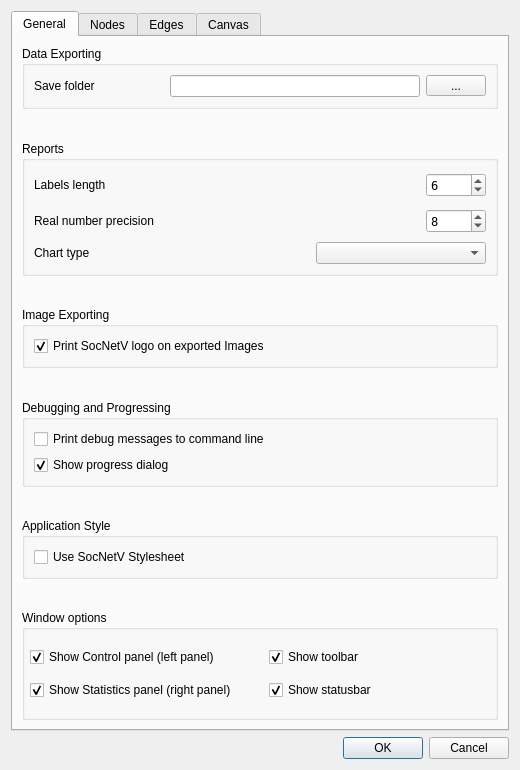
Qt form src/forms/dialogsettings.ui (socnetv/app) before a commit.
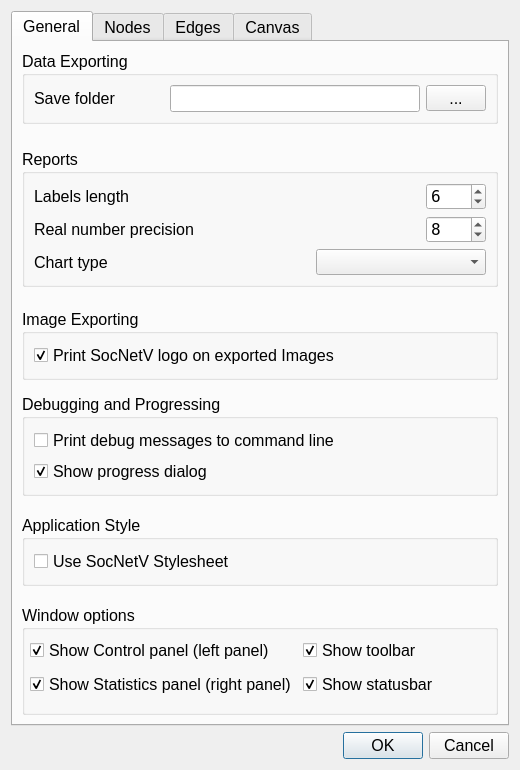
The same form after that commit.

Commit message: started v2.8 dev. Fixed some font sizes in dialogs (MacOS)

```diff
--- a/src/forms/dialogsettings.ui
+++ b/src/forms/dialogsettings.ui
@@ -42,7 +42,7 @@
      <property name="font">
       <font>
        <family>MS Shell Dlg 2</family>
-       <pointsize>9</pointsize>
+       <pointsize>12</pointsize>
       </font>
      </property>
      <property name="currentIndex">
@@ -61,6 +61,12 @@
            <height>0</height>
           </size>
          </property>
+         <property name="font">
+          <font>
+           <family>MS Shell Dlg 2</family>
+           <pointsize>12</pointsize>
+          </font>
+         </property>
          <property name="title">
           <string>Data Exporting</string>
          </property>
@@ -69,6 +75,12 @@
            <layout class="QHBoxLayout" name="horizontalLayout">
             <item>
              <widget class="QLabel" name="label">
+              <property name="font">
+               <font>
+                <family>MS Shell Dlg 2</family>
+                <pointsize>12</pointsize>
+               </font>
+              </property>
               <property name="toolTip">
                <string>&lt;html&gt;&lt;head/&gt;&lt;body&gt;&lt;p&gt;&lt;span style=&quot; font-weight:600;&quot;&gt;Default Save / Export folder &lt;/span&gt;&lt;/p&gt;&lt;p&gt;Click the small button on the far right corner to select a folder, where all SocNetV files and reports will be saved by default. &lt;/p&gt;&lt;p&gt;This is a permanent setting. Once you press OK, it will be saved and will be the default of the application every time you run SocNetV - until you change it again.&lt;/p&gt;&lt;/body&gt;&lt;/html&gt;</string>
               </property>
@@ -79,6 +91,12 @@
             </item>
             <item>
              <spacer name="horizontalSpacer">
+              <property name="font">
+               <font>
+                <family>MS Shell Dlg 2</family>
+                <pointsize>12</pointsize>
+               </font>
+              </property>
               <property name="orientation">
                <enum>Qt::Horizontal</enum>
               </property>
@@ -98,6 +116,12 @@
                 <height>0</height>
                </size>
               </property>
+              <property name="font">
+               <font>
+                <family>MS Shell Dlg 2</family>
+                <pointsize>12</pointsize>
+               </font>
+              </property>
               <property name="toolTip">
                <string>&lt;html&gt;&lt;head/&gt;&lt;body&gt;&lt;p&gt;&lt;span style=&quot; font-weight:600;&quot;&gt;Default Save / Export folder &lt;/span&gt;&lt;/p&gt;&lt;p&gt;This is the path of the folder where all SocNetV files and reports will be saved. &lt;/p&gt;&lt;p&gt;Click the button on the right to select a new folder. &lt;/p&gt;&lt;p&gt;If the folder does not exist, it wil be created.&lt;/p&gt;&lt;p&gt;This is a permanent setting. Once you press OK, it will be saved and will be the default of the application every time you run SocNetV - until you change it again.&lt;/p&gt;&lt;/body&gt;&lt;/html&gt;</string>
               </property>
@@ -114,6 +138,12 @@
                 <height>0</height>
                </size>
               </property>
+              <property name="font">
+               <font>
+                <family>MS Shell Dlg 2</family>
+                <pointsize>12</pointsize>
+               </font>
+              </property>
               <property name="cursor">
                <cursorShape>PointingHandCursor</cursorShape>
               </property>
@@ -135,6 +165,12 @@
        </item>
        <item row="1" column="0">
         <spacer name="verticalSpacer_7">
+         <property name="font">
+          <font>
+           <family>MS Shell Dlg 2</family>
+           <pointsize>12</pointsize>
+          </font>
+         </property>
          <property name="orientation">
           <enum>Qt::Vertical</enum>
          </property>
@@ -154,6 +190,12 @@
            <height>118</height>
           </size>
          </property>
+         <property name="font">
+          <font>
+           <family>MS Shell Dlg 2</family>
+           <pointsize>12</pointsize>
+          </font>
+         </property>
          <property name="title">
           <string>Reports</string>
          </property>
@@ -174,6 +216,12 @@
                 <height>16777215</height>
                </size>
               </property>
+              <property name="font">
+               <font>
+                <family>MS Shell Dlg 2</family>
+                <pointsize>12</pointsize>
+               </font>
+              </property>
               <property name="toolTip">
                <string>&lt;html&gt;&lt;head/&gt;&lt;body&gt;&lt;p&gt;&lt;span style=&quot; font-weight:600;&quot;&gt;Label Length&lt;/span&gt;&lt;/p&gt;&lt;p&gt;Change the length of labels &lt;span style=&quot; font-style:italic;&quot;&gt;in reports&lt;/span&gt;. Use the spin box to the right to change the number of digits SocNetV should write when generating reports with labels, i.e. node labels in centrality reports.&lt;/p&gt;&lt;p&gt;The length cannot be a negative value. The default value is 10.&lt;/p&gt;&lt;p&gt;This is a permanent setting. Once you press OK, it will be saved and used in all future SocNetV sessions as default node number size.&lt;/p&gt;&lt;/body&gt;&lt;/html&gt;</string>
               </property>
@@ -184,6 +232,12 @@
             </item>
             <item>
              <spacer name="horizontalSpacer_25">
+              <property name="font">
+               <font>
+                <family>MS Shell Dlg 2</family>
+                <pointsize>12</pointsize>
+               </font>
+              </property>
               <property name="orientation">
                <enum>Qt::Horizontal</enum>
               </property>
@@ -212,7 +266,7 @@
               <property name="font">
                <font>
                 <family>DejaVu Sans Mono</family>
-                <pointsize>9</pointsize>
+                <pointsize>12</pointsize>
                </font>
               </property>
               <property name="cursor">
@@ -244,6 +298,12 @@
                 <height>16777215</height>
                </size>
               </property>
+              <property name="font">
+               <font>
+                <family>MS Shell Dlg 2</family>
+                <pointsize>12</pointsize>
+               </font>
+              </property>
               <property name="toolTip">
                <string>&lt;html&gt;&lt;head/&gt;&lt;body&gt;&lt;p&gt;&lt;span style=&quot; font-weight:600;&quot;&gt;Real Number Precision&lt;/span&gt;&lt;/p&gt;&lt;p&gt;Change the precision of real numbers &lt;span style=&quot; font-style:italic;&quot;&gt;in reports&lt;/span&gt;. Use the spin box on the right to select a new precision namely  the number of fraction digits SocNetV should write when generating reports with real numbers, i.e. centrality reports..&lt;/p&gt;&lt;p&gt;The precision cannot be a negative value. The default value is 6.&lt;/p&gt;&lt;p&gt;This is a permanent setting. Once you press OK, it will be saved and used in all future SocNetV sessions as default node number size.&lt;/p&gt;&lt;/body&gt;&lt;/html&gt;</string>
               </property>
@@ -254,6 +314,12 @@
             </item>
             <item>
              <spacer name="horizontalSpacer_26">
+              <property name="font">
+               <font>
+                <family>MS Shell Dlg 2</family>
+                <pointsize>12</pointsize>
+               </font>
+              </property>
               <property name="orientation">
                <enum>Qt::Horizontal</enum>
               </property>
@@ -282,7 +348,7 @@
               <property name="font">
                <font>
                 <family>DejaVu Sans Mono</family>
-                <pointsize>9</pointsize>
+                <pointsize>12</pointsize>
                </font>
               </property>
               <property name="cursor">
@@ -302,6 +368,12 @@
            <layout class="QHBoxLayout" name="horizontalLayout_27">
             <item>
              <widget class="QLabel" name="label_25">
+              <property name="font">
+               <font>
+                <family>MS Shell Dlg 2</family>
+                <pointsize>12</pointsize>
+               </font>
+              </property>
               <property name="toolTip">
                <string>&lt;html&gt;&lt;head/&gt;&lt;body&gt;&lt;p&gt;&lt;span style=&quot; font-family:'Sans Serif'; font-size:9pt; font-weight:600;&quot;&gt;Chart Type&lt;/span&gt;&lt;/p&gt;&lt;p&gt;&lt;br/&gt;&lt;/p&gt;&lt;p&gt;&lt;span style=&quot; font-family:'DejaVu Sans'; font-size:10pt;&quot;&gt;This is the chart type that is used in reports, i.e. to plot the distribution of a prominence index, such as Degree Centrality.&lt;/span&gt;&lt;/p&gt;&lt;p&gt;&lt;br/&gt;&lt;/p&gt;&lt;p&gt;&lt;span style=&quot; font-family:'DejaVu Sans'; font-size:10pt;&quot;&gt;Use the select box on the right to select a chart type.&lt;/span&gt;&lt;/p&gt;&lt;p&gt;&lt;br/&gt;&lt;/p&gt;&lt;p&gt;&lt;span style=&quot; font-family:'DejaVu Sans'; font-size:10pt;&quot;&gt;SocNetV supports the following chart types:&lt;/span&gt;&lt;/p&gt;&lt;p&gt;&lt;span style=&quot; font-family:'DejaVu Sans'; font-size:10pt;&quot;&gt;- Spline charts, which present data as a series of data points connected by lines. &lt;/span&gt;&lt;/p&gt;&lt;p&gt;&lt;span style=&quot; font-family:'DejaVu Sans'; font-size:10pt;&quot;&gt;- Area charts, which present data as an area bound by two lines.&lt;/span&gt;&lt;/p&gt;&lt;p&gt;&lt;span style=&quot; font-family:'DejaVu Sans'; font-size:10pt;&quot;&gt;- Bar charts, which present data as vertical bars. &lt;/span&gt;&lt;/p&gt;&lt;/body&gt;&lt;/html&gt;</string>
               </property>
@@ -315,7 +387,7 @@
               <property name="font">
                <font>
                 <family>DejaVu Sans</family>
-                <pointsize>11</pointsize>
+                <pointsize>12</pointsize>
                </font>
               </property>
               <property name="orientation">
@@ -343,6 +415,12 @@
                 <height>0</height>
                </size>
               </property>
+              <property name="font">
+               <font>
+                <family>MS Shell Dlg 2</family>
+                <pointsize>12</pointsize>
+               </font>
+              </property>
               <property name="toolTip">
                <string>&lt;!DOCTYPE HTML PUBLIC &quot;-//W3C//DTD HTML 4.0//EN&quot; &quot;http://www.w3.org/TR/REC-html40/strict.dtd&quot;&gt;
 &lt;html&gt;&lt;head&gt;&lt;meta name=&quot;qrichtext&quot; content=&quot;1&quot; /&gt;&lt;style type=&quot;text/css&quot;&gt;
@@ -366,6 +444,12 @@
        </item>
        <item row="3" column="0">
         <spacer name="verticalSpacer_3">
+         <property name="font">
+          <font>
+           <family>MS Shell Dlg 2</family>
+           <pointsize>12</pointsize>
+          </font>
+         </property>
          <property name="orientation">
           <enum>Qt::Vertical</enum>
          </property>
@@ -385,12 +469,24 @@
            <height>0</height>
           </size>
          </property>
+         <property name="font">
+          <font>
+           <family>MS Shell Dlg 2</family>
+           <pointsize>12</pointsize>
+          </font>
+         </property>
          <property name="title">
           <string>Image Exporting</string>
          </property>
          <layout class="QVBoxLayout" name="verticalLayout_7">
           <item>
            <widget class="QCheckBox" name="printLogoChkBox">
+            <property name="font">
+             <font>
+              <family>MS Shell Dlg 2</family>
+              <pointsize>12</pointsize>
+             </font>
+            </property>
             <property name="toolTip">
              <string>&lt;html&gt;&lt;head/&gt;&lt;body&gt;&lt;p&gt;&lt;span style=&quot; font-weight:600;&quot;&gt;SocNetV logo on exported images&lt;/span&gt;&lt;/p&gt;&lt;p&gt;Enable or disable the printing of a small SocNetV logo on exported PNG and BMP network images &lt;/p&gt;&lt;p&gt;This is a permanent setting, it will be the default of the application every time you run SocNetV. &lt;/p&gt;&lt;/body&gt;&lt;/html&gt;</string>
             </property>
@@ -413,6 +509,12 @@
        </item>
        <item row="5" column="0">
         <spacer name="verticalSpacer_5">
+         <property name="font">
+          <font>
+           <family>MS Shell Dlg 2</family>
+           <pointsize>12</pointsize>
+          </font>
+         </property>
          <property name="orientation">
           <enum>Qt::Vertical</enum>
          </property>
@@ -432,12 +534,24 @@
            <height>0</height>
           </size>
          </property>
+         <property name="font">
+          <font>
+           <family>MS Shell Dlg 2</family>
+           <pointsize>12</pointsize>
+          </font>
+         </property>
          <property name="title">
           <string>Debugging and Progressing</string>
          </property>
          <layout class="QVBoxLayout" name="verticalLayout_6">
           <item>
            <widget class="QCheckBox" name="printDebugChkBox">
+            <property name="font">
+             <font>
+              <family>MS Shell Dlg 2</family>
+              <pointsize>12</pointsize>
+             </font>
+            </property>
             <property name="toolTip">
              <string>&lt;html&gt;&lt;head/&gt;&lt;body&gt;&lt;p&gt;&lt;span style=&quot; font-weight:600;&quot;&gt;Debug Messages&lt;/span&gt;&lt;/p&gt;&lt;p&gt;Enable or disable debug messages to strerr. &lt;/p&gt;&lt;p&gt;Once you enable this and press OK, you must close and run SocNetV again from the command line / terminal, in order to see the debug messages.&lt;/p&gt;&lt;p&gt;Enabling has a significant cpu cost but lets you know what SocNetV is actually doing.&lt;/p&gt;&lt;p&gt;This is a permanent setting. Once you press OK, it will be saved and will be the default of the application every time you run SocNetV - until you change it again.&lt;/p&gt;&lt;/body&gt;&lt;/html&gt;</string>
             </property>
@@ -454,6 +568,12 @@
           </item>
           <item>
            <widget class="QCheckBox" name="progressDialogChkBox">
+            <property name="font">
+             <font>
+              <family>MS Shell Dlg 2</family>
+              <pointsize>12</pointsize>
+             </font>
+            </property>
             <property name="toolTip">
              <string>&lt;html&gt;&lt;head/&gt;&lt;body&gt;&lt;p&gt;&lt;span style=&quot; font-weight:600;&quot;&gt;Progress Bars&lt;/span&gt;&lt;/p&gt;&lt;p&gt;Enable or disable the application Progress Bars.&lt;/p&gt;&lt;p&gt;Progress Bars may appear during time-cost operations. &lt;/p&gt;&lt;p&gt;Enabling Progress Bars has a significant cpu cost but lets you know about the progress of a given operation.&lt;/p&gt;&lt;p&gt;This is a permanent setting. Once you press OK, it will be saved and will be the default of the application every time you run SocNetV - until you change it again.&lt;/p&gt;&lt;/body&gt;&lt;/html&gt;</string>
             </property>
@@ -476,6 +596,12 @@
        </item>
        <item row="7" column="0">
         <spacer name="verticalSpacer_4">
+         <property name="font">
+          <font>
+           <family>MS Shell Dlg 2</family>
+           <pointsize>12</pointsize>
+          </font>
+         </property>
          <property name="orientation">
           <enum>Qt::Vertical</enum>
          </property>
@@ -501,12 +627,24 @@
            <height>0</height>
           </size>
          </property>
+         <property name="font">
+          <font>
+           <family>MS Shell Dlg 2</family>
+           <pointsize>12</pointsize>
+          </font>
+         </property>
          <property name="title">
           <string>Application Style</string>
          </property>
          <layout class="QVBoxLayout" name="verticalLayout_8">
           <item>
            <widget class="QCheckBox" name="stylesheetDefaultChkBox">
+            <property name="font">
+             <font>
+              <family>MS Shell Dlg 2</family>
+              <pointsize>12</pointsize>
+             </font>
+            </property>
             <property name="toolTip">
              <string>&lt;html&gt;&lt;head/&gt;&lt;body&gt;&lt;p&gt;&lt;span style=&quot; font-weight:600;&quot;&gt;Debug Messages&lt;/span&gt;&lt;/p&gt;&lt;p&gt;Enable or disable debug messages to strerr. &lt;/p&gt;&lt;p&gt;Once you enable this and press OK, you must close and run SocNetV again from the command line / terminal, in order to see the debug messages.&lt;/p&gt;&lt;p&gt;Enabling has a significant cpu cost but lets you know what SocNetV is actually doing.&lt;/p&gt;&lt;p&gt;This is a permanent setting. Once you press OK, it will be saved and will be the default of the application every time you run SocNetV - until you change it again.&lt;/p&gt;&lt;/body&gt;&lt;/html&gt;</string>
             </property>
@@ -526,6 +664,12 @@
        </item>
        <item row="9" column="0">
         <spacer name="verticalSpacer_6">
+         <property name="font">
+          <font>
+           <family>MS Shell Dlg 2</family>
+           <pointsize>12</pointsize>
+          </font>
+         </property>
          <property name="orientation">
           <enum>Qt::Vertical</enum>
          </property>
@@ -545,6 +689,12 @@
            <height>110</height>
           </size>
          </property>
+         <property name="font">
+          <font>
+           <family>MS Shell Dlg 2</family>
+           <pointsize>12</pointsize>
+          </font>
+         </property>
          <property name="title">
           <string>Window options</string>
          </property>
@@ -557,9 +707,21 @@
             <height>67</height>
            </rect>
           </property>
+          <property name="font">
+           <font>
+            <family>MS Shell Dlg 2</family>
+            <pointsize>12</pointsize>
+           </font>
+          </property>
           <layout class="QGridLayout" name="gridLayout_2">
            <item row="0" column="0">
             <widget class="QCheckBox" name="leftPanelChkBox">
+             <property name="font">
+              <font>
+               <family>MS Shell Dlg 2</family>
+               <pointsize>12</pointsize>
+              </font>
+             </property>
              <property name="toolTip">
               <string>&lt;html&gt;&lt;head/&gt;&lt;body&gt;&lt;p&gt;&lt;span style=&quot; font-weight:600;&quot;&gt;Control panel&lt;/span&gt;&lt;/p&gt;&lt;p&gt;Enable or disable the Control panel (left panel)&lt;/p&gt;&lt;p&gt;The Control Panel is the widget at the left of the application window, where you can find essential functions and options for Editing, Analyzing and Visualizing your network data.&lt;/p&gt;&lt;p&gt;This is a permanent setting, it will be the default of the application every time you run SocNetV. &lt;/p&gt;&lt;/body&gt;&lt;/html&gt;</string>
              </property>
@@ -579,6 +741,12 @@
            </item>
            <item row="0" column="1">
             <widget class="QCheckBox" name="showToolBarChkBox">
+             <property name="font">
+              <font>
+               <family>MS Shell Dlg 2</family>
+               <pointsize>12</pointsize>
+              </font>
+             </property>
              <property name="toolTip">
               <string>&lt;html&gt;&lt;head/&gt;&lt;body&gt;&lt;p&gt;&lt;span style=&quot; font-weight:600;&quot;&gt;Toolbar&lt;/span&gt;&lt;/p&gt;&lt;p&gt;Enable or disable the application toolbar.&lt;/p&gt;&lt;p&gt;The toolbar is the widget right below the menu, and carries useful icons. You can disable it if you like from here...&lt;/p&gt;&lt;p&gt;This is a permanent setting, it will be the default of the application every time you run SocNetV. &lt;/p&gt;&lt;/body&gt;&lt;/html&gt;</string>
              </property>
@@ -598,6 +766,12 @@
            </item>
            <item row="1" column="0">
             <widget class="QCheckBox" name="rightPanelChkBox">
+             <property name="font">
+              <font>
+               <family>MS Shell Dlg 2</family>
+               <pointsize>12</pointsize>
+              </font>
+             </property>
              <property name="toolTip">
               <string>&lt;html&gt;&lt;head/&gt;&lt;body&gt;&lt;p&gt;&lt;span style=&quot; font-weight:600;&quot;&gt;Statistics panel&lt;/span&gt;&lt;/p&gt;&lt;p&gt;Enable or disable the statistics panel (right panel)&lt;/p&gt;&lt;p&gt;The Statistics panel is the widget at the right of the application window, where you can see statistics about the whole network such as node and edge/arc count, density etc as well as statistics about the last clicked node (in-degree, out-degree, clustering coefficient etc).&lt;/p&gt;&lt;p&gt;This is a permanent setting, it will be the default of the application every time you run SocNetV. &lt;/p&gt;&lt;/body&gt;&lt;/html&gt;</string>
              </property>
@@ -617,6 +791,12 @@
            </item>
            <item row="1" column="1">
             <widget class="QCheckBox" name="showStatusBarChkBox">
+             <property name="font">
+              <font>
+               <family>MS Shell Dlg 2</family>
+               <pointsize>12</pointsize>
+              </font>
+             </property>
              <property name="toolTip">
               <string>&lt;html&gt;&lt;head/&gt;&lt;body&gt;&lt;p&gt;&lt;span style=&quot; font-weight:600;&quot;&gt;Statusbar&lt;/span&gt;&lt;/p&gt;&lt;p&gt;Enable or disable the application statusbar.&lt;/p&gt;&lt;p&gt;The statusbar is the widget at the bottom of the window, where messages appear. &lt;/p&gt;&lt;p&gt;This is a permanent setting, it will be the default of the application every time you run SocNetV. &lt;/p&gt;&lt;/body&gt;&lt;/html&gt;</string>
              </property>
@@ -2692,7 +2872,7 @@
      <property name="font">
       <font>
        <family>MS Shell Dlg 2</family>
-       <pointsize>9</pointsize>
+       <pointsize>12</pointsize>
       </font>
      </property>
      <property name="orientation">
```
Left out of the diff: 258 changed lines with no effect on the pictures. The commit also changes 51 other files.
